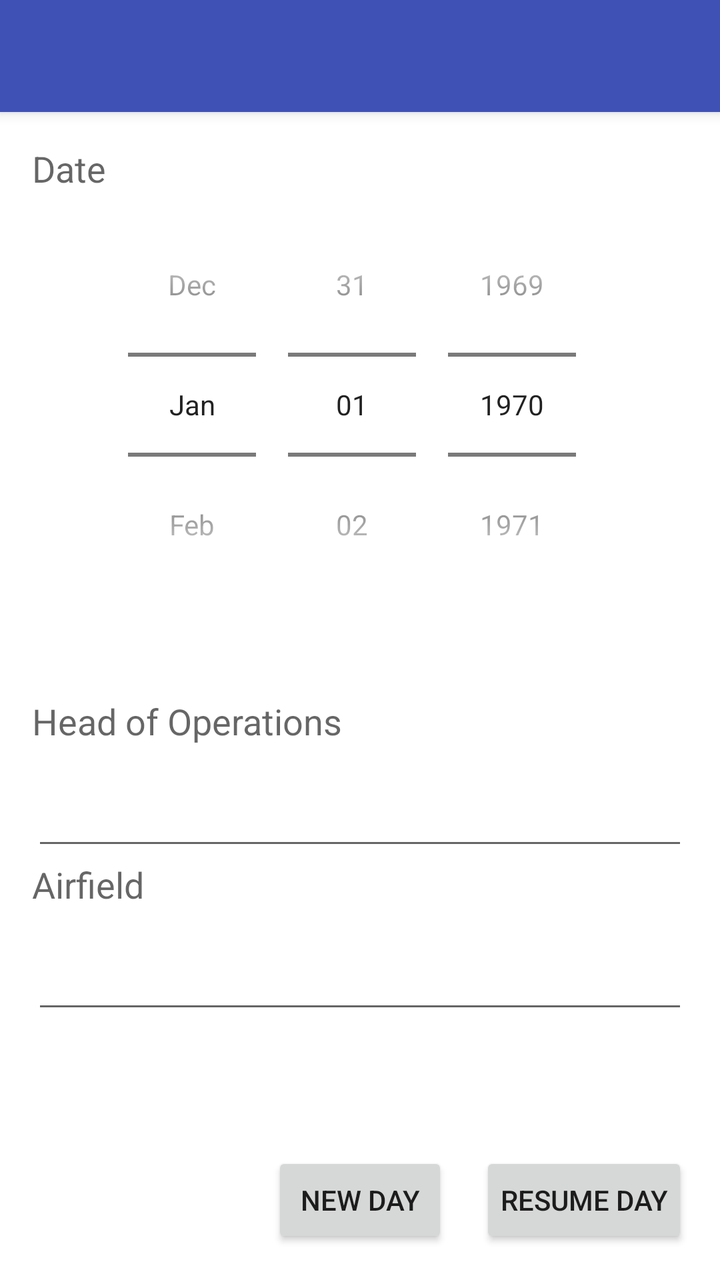
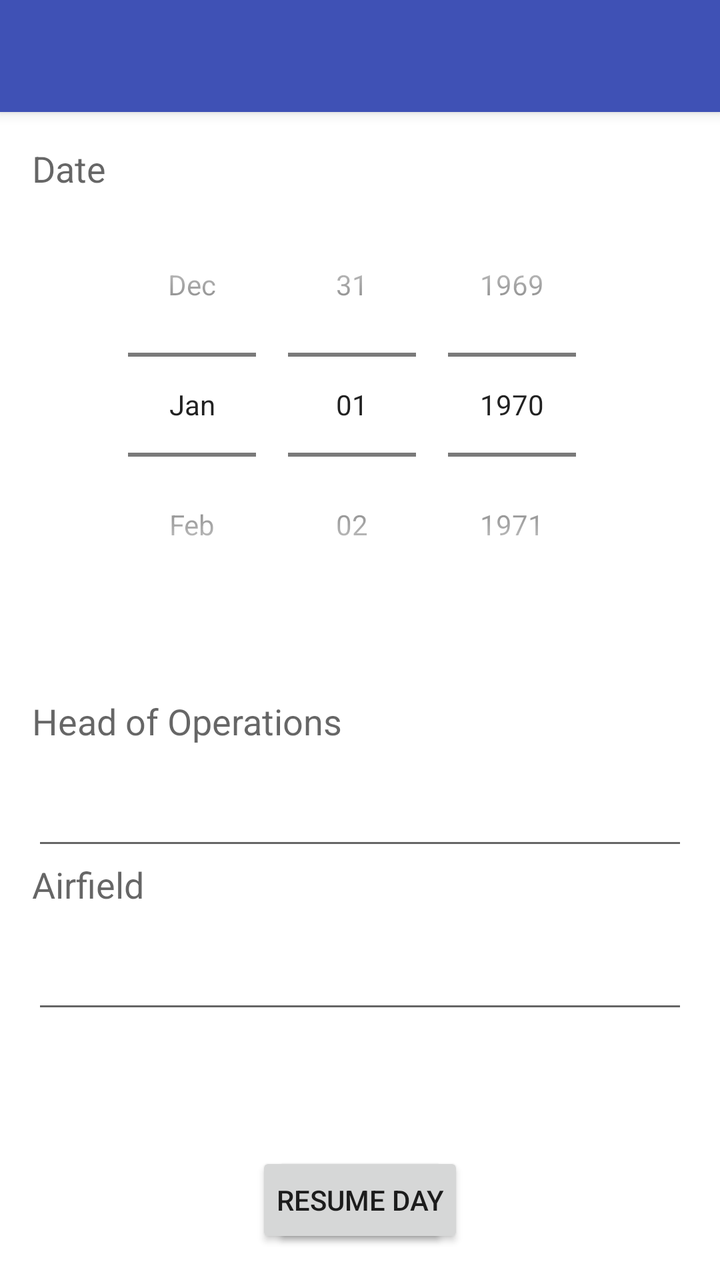

An Android layout rendered at two revisions. The XML below is the earlier revision; the diff shows what the commit changed to produce the second picture.
<!-- AndroidManifest.xml: application theme Theme.GliderLog -->
<!-- res/layout/activity_daysetup.xml -->
<?xml version="1.0" encoding="utf-8"?>
<RelativeLayout xmlns:android="http://schemas.android.com/apk/res/android"
    xmlns:app="http://schemas.android.com/apk/res-auto"
    xmlns:tools="http://schemas.android.com/tools"
    android:layout_width="match_parent"
    android:layout_height="match_parent"
    android:background="#FFFFFFFF"
    android:columnCount="3"
    android:rowCount="3"
    tools:context="no.ntnuf.gliderlog.main.DaySetupActivity">

    <androidx.appcompat.widget.Toolbar
        android:id="@+id/toolbarmain"
        android:layout_width="match_parent"
        android:layout_height="?attr/actionBarSize"
        android:background="?attr/colorPrimary"
        android:elevation="4dp"
        android:theme="@style/ThemeOverlay.AppCompat.Dark"
        app:popupTheme="@style/ThemeOverlay.AppCompat.Light" />

    <RelativeLayout
        android:id="@+id/daySetupContent"
        android:layout_width="match_parent"
        android:layout_height="match_parent"
        android:layout_below="@+id/toolbarmain"
        android:layout_alignParentStart="true"
        android:layout_alignParentBottom="true"
        android:paddingLeft="16dp"
        android:paddingTop="16dp"
        android:paddingRight="16dp"
        android:paddingBottom="16dp">

        <TextView
            android:id="@+id/dateTitle"
            android:layout_width="match_parent"
            android:layout_height="wrap_content"
            android:layout_alignParentStart="true"
            android:text="Date"
            android:textAppearance="?android:attr/textAppearanceMedium" />

        <DatePicker
            android:id="@+id/datePicker"
            android:layout_width="wrap_content"
            android:layout_height="wrap_content"
            android:layout_below="@+id/dateTitle"
            android:layout_centerHorizontal="true"
            android:calendarViewShown="false"
            android:datePickerMode="spinner" />

        <TextView
            android:id="@+id/headTitle"
            android:layout_width="match_parent"
            android:layout_height="wrap_content"
            android:layout_below="@+id/datePicker"
            android:layout_marginTop="40dp"
            android:text="Head of Operations"
            android:textAppearance="?android:attr/textAppearanceMedium" />

        <AutoCompleteTextView
            android:id="@+id/headNameIn"
            android:layout_width="match_parent"
            android:layout_height="wrap_content"
            android:layout_alignParentStart="true"
            android:layout_below="@+id/headTitle"
            android:ems="10"
            android:imeOptions="actionNext"
            android:inputType="textCapWords|textPersonName"
            android:nextFocusDown="@+id/airfieldIn"
            android:textSize="30sp" />

        <ImageView
            android:id="@+id/headNameCheckmark"
            android:layout_width="30dp"
            android:layout_height="30dp"
            android:layout_alignBottom="@+id/headNameIn"
            android:layout_alignParentEnd="true"
            android:layout_marginBottom="15dp" />

        <TextView
            android:id="@+id/airfieldTitle"
            android:layout_width="match_parent"
            android:layout_height="wrap_content"
            android:layout_alignParentStart="true"
            android:layout_below="@+id/headNameIn"
            android:text="Airfield"
            android:textAppearance="?android:attr/textAppearanceMedium" />

        <EditText
            android:id="@+id/airfieldIn"
            android:layout_width="match_parent"
            android:layout_height="wrap_content"
            android:layout_alignParentStart="true"
            android:layout_below="@+id/airfieldTitle"
            android:ems="10"
            android:imeOptions="actionDone"
            android:inputType="textCapCharacters"
            android:text=""
            android:textSize="30sp" />

        <Button
            android:id="@+id/startDayButton"
            android:layout_width="wrap_content"
            android:layout_height="wrap_content"
            android:layout_alignParentBottom="true"
            android:layout_centerHorizontal="true"
            android:padding="10dp"
            android:text="New Day" />

        <Button
            android:id="@+id/resumeDayButton"
            android:layout_width="wrap_content"
            android:layout_height="wrap_content"
            android:layout_alignBottom="@+id/startDayButton"
            android:layout_alignParentEnd="true"
            android:padding="10dp"
            android:text="Resume Day" />
    </RelativeLayout>
</RelativeLayout>
<!-- resources referenced by this layout -->
<resources>
  <style name="Theme.GliderLog" parent="Theme.MaterialComponents.DayNight.NoActionBar">
          <item name="colorPrimary">@color/colorPrimary</item>
          <item name="colorPrimaryVariant">@color/colorPrimaryDark</item>
          <item name="colorOnPrimary">@color/white</item>
          <item name="colorSecondary">@color/colorAccent</item>
          <item name="colorSecondaryVariant">@color/colorAccent</item>
          <item name="colorOnSecondary">@color/black</item>
          <item name="android:statusBarColor">@android:color/transparent</item>
      </style>
  <color name="colorPrimary">#3F51B5</color>
  <color name="colorPrimaryDark">#303F9F</color>
  <color name="white">#FFFFFFFF</color>
  <color name="colorAccent">#24D222</color>
  <color name="black">#FF000000</color>
</resources>

<!-- the commit's change to res/layout/activity_daysetup.xml (unified diff, before → after) -->
@@ -110,8 +110,8 @@
             android:id="@+id/resumeDayButton"
             android:layout_width="wrap_content"
             android:layout_height="wrap_content"
-            android:layout_alignBottom="@+id/startDayButton"
-            android:layout_alignParentEnd="true"
+            android:layout_alignParentBottom="true"
+            android:layout_centerHorizontal="true"
             android:padding="10dp"
             android:text="Resume Day" />
     </RelativeLayout>
